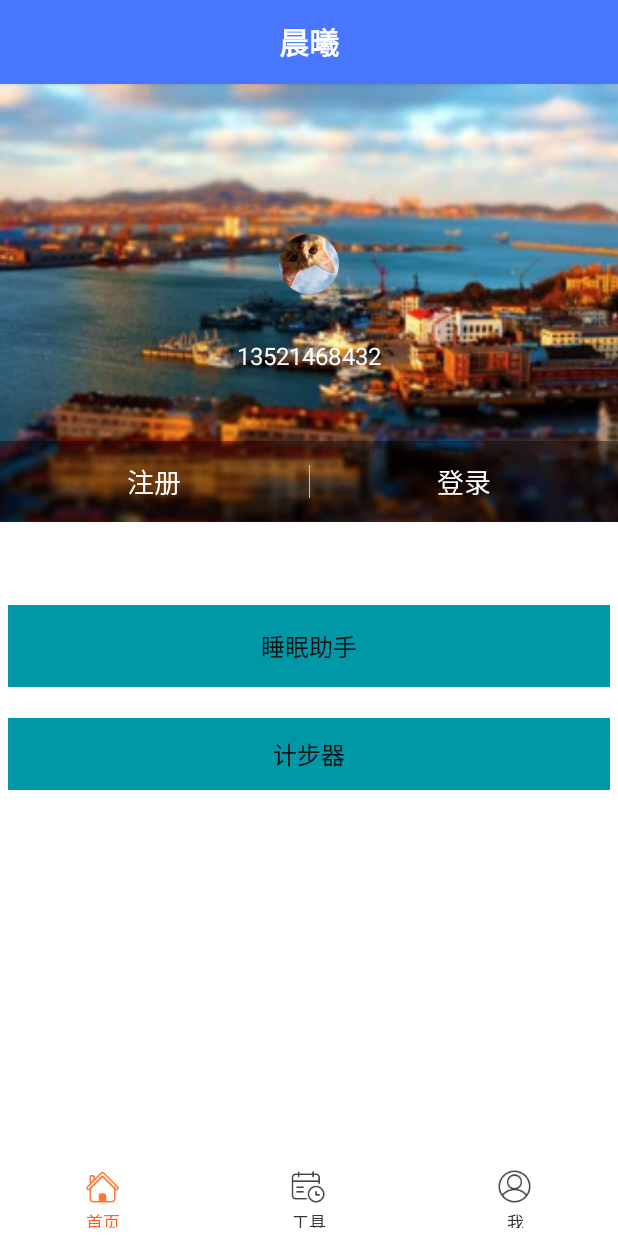
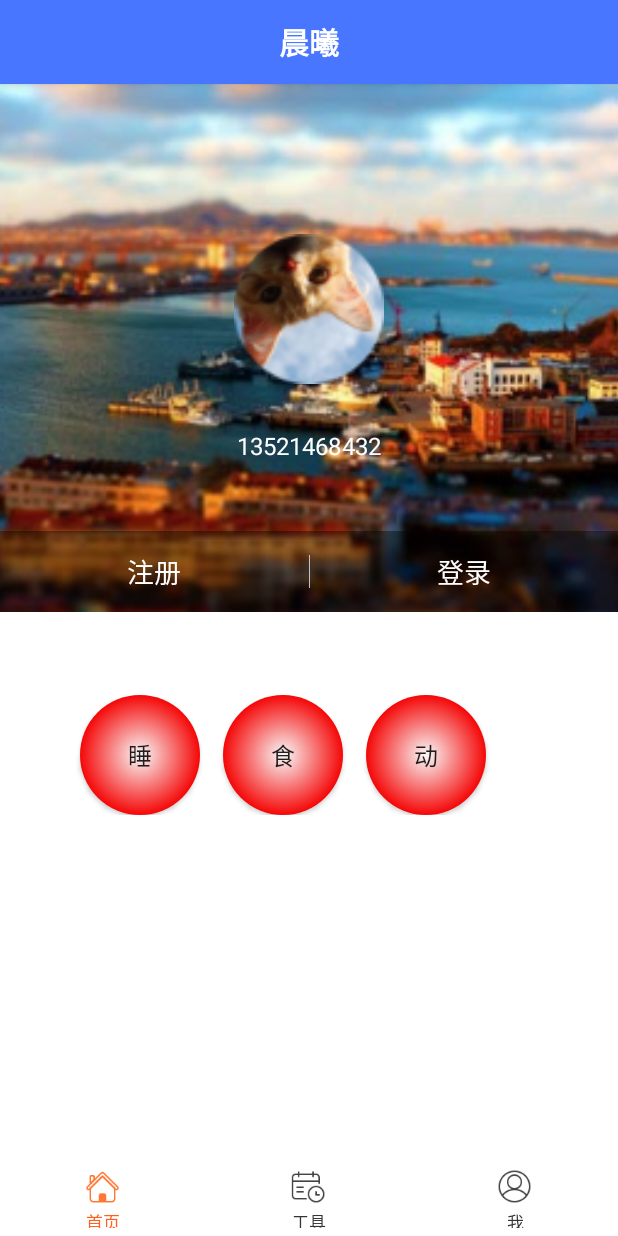
Before and after one commit to QiuMing/ChenXi, an Android app: the HomeFragment screen opened directly, with no data from a screen before it, on a phone screen of 412 x 824 dp. Run offline under Robolectric (Android 15) with nearby library versions, the phone set to English and light mode, and no system bars; our stand-ins replace ButterKnife, CircleImageView; libraries missing offline, so code that uses them is left out: com.astuetz; plain views replace me.

Commit message:
修改了些样式

```diff
--- a/app/src/main/AndroidManifest.xml
+++ b/app/src/main/AndroidManifest.xml
@@ -55,6 +55,10 @@
             android:name=".ui.activity.FeedbackActivity"
             android:screenOrientation="portrait" />
         <activity
+            android:name=".ui.activity.UserInfoActivityNew"
+            android:screenOrientation="portrait" />
+
+        <activity
             android:name="com.mob.tools.MobUIShell"
             android:configChanges="keyboardHidden|orientation|screenSize"
             android:screenOrientation="portrait"
--- a/app/src/main/res/drawable/shape_button.xml
+++ b/app/src/main/res/drawable/shape_button.xml
@@ -21,3 +21,4 @@
    android:bottom="10dp"
 />
 </shape>
+<!---->
--- /dev/null
+++ b/app/src/main/res/drawable/shape_circle.xml
@@ -0,0 +1,22 @@
+<?xml version="1.0" encoding="utf-8"?>
+<!-- android:shape指定形状类型，默认为rectangle -->
+<shape xmlns:android="http://schemas.android.com/apk/res/android"
+    android:shape="oval">
+    <!-- padding设置内间距 -->
+    <padding
+        android:bottom="4dp"
+        android:left="4dp"
+        android:right="4dp"
+        android:top="4dp" />
+    <!-- size设置形状的大小 -->
+    <size
+        android:width="40dp"
+        android:height="40dp" />
+
+    <!-- gradient设置渐变 -->
+    <gradient
+        android:endColor="#f50707"
+        android:gradientRadius="40dp"
+        android:startColor="#f9f9f9"
+        android:type="radial" />
+</shape>
--- a/app/src/main/res/layout/activity_guide.xml
+++ b/app/src/main/res/layout/activity_guide.xml
@@ -47,7 +47,7 @@
             android:layout_gravity="bottom"
             android:layout_marginLeft="16dp"
             android:layout_marginRight="16dp"
-            android:background="@drawable/btn_selected"
+            android:background="@drawable/shape_button"
             android:text="登陆"
             android:textColor="#fff"
             android:textSize="24sp" />
@@ -60,7 +60,7 @@
             android:layout_gravity="bottom"
             android:layout_marginLeft="16dp"
             android:layout_marginRight="16dp"
-            android:background="@drawable/btn_selected"
+            android:background="@drawable/shape_button"
             android:text="注册"
             android:textColor="#fff"
             android:textSize="24sp" />
--- a/app/src/main/res/layout/member_content_view.xml
+++ b/app/src/main/res/layout/member_content_view.xml
@@ -4,9 +4,11 @@
     android:layout_width="match_parent"
     android:layout_height="match_parent"
     android:background="#ffffff"
-    android:orientation="vertical"
-    android:paddingTop="50dp">
+    android:orientation="horizontal"
+    android:paddingTop="55dp">
 
+    <!--
+    水波纹效果有bug ,暂时不用
     <com.hunter.chenxi.ui.custom.RippleView
                 android:layout_width="match_parent"
                 android:layout_height="wrap_content"
@@ -24,23 +26,36 @@
                 android:textSize="16.0sp" />
             </com.hunter.chenxi.ui.custom.RippleView>
 
-    <com.hunter.chenxi.ui.custom.RippleView
-        android:layout_width="match_parent"
-        android:layout_height="wrap_content"
-        android:layout_margin="5dp"
-        ripple:rv_zoom="true">
+             android:background="@drawable/btn_selected"
+    -->
+
+
+
+            <Button
+                android:id="@+id/tv_test1"
+                android:layout_width="80dp"
+                android:layout_height="80dp"
+                android:text="睡"
+                android:textSize="16.0sp"
+                android:layout_marginLeft="53dp"
+                android:background="@drawable/shape_circle"/>
 
             <Button
                 android:id="@+id/tv_test2"
-            android:layout_width="match_parent"
-            android:layout_height="wrap_content"
-            android:layout_marginTop="10dp"
-            android:background="@drawable/btn_selected"
-            android:gravity="center_vertical|center_horizontal"
-            android:text="计步器"
-            android:textSize="16.0sp" />
+                android:layout_width="80dp"
+                android:layout_height="80dp"
+                android:text="食"
+                android:background="@drawable/shape_circle"
+                android:textSize="16.0sp"
+                android:layout_marginLeft="15dp" />
 
-
-    </com.hunter.chenxi.ui.custom.RippleView>
+            <Button
+                android:id="@+id/tv_test3"
+                android:layout_width="80dp"
+                android:layout_height="80dp"
+                android:background="@drawable/shape_circle"
+                android:text="动"
+                android:textSize="16.0sp"
+                android:layout_marginLeft="15dp" />
 
 </LinearLayout>
--- a/app/src/main/res/layout/member_head_view.xml
+++ b/app/src/main/res/layout/member_head_view.xml
@@ -1,13 +1,12 @@
 <RelativeLayout xmlns:android="http://schemas.android.com/apk/res/android"
     android:id="@+id/layout_view"
     android:layout_width="match_parent"
-
     android:layout_height="440dp">
 
     <ImageView
         android:id="@+id/iv_user_head"
-        android:layout_width="wrap_content"
-        android:layout_height="wrap_content"
+        android:layout_width="100dp"
+        android:layout_height="100dp"
         android:layout_centerHorizontal="true"
 
         android:src="@drawable/ic_img_user_default"
```
Also changed, not shown: app/src/main/java/com/hunter/chenxi/ui/activity/GuideActivity.java (+31 -22 lines), app/src/main/java/com/hunter/chenxi/ui/activity/UserInfoActivity.java (+2 -18 lines), app/src/main/java/com/hunter/chenxi/ui/activity/UserInfoActivityNew.java (added, +26 -0 lines), app/src/main/java/com/hunter/chenxi/ui/fragment/UserCenterFragment.java (+5 -6 lines), app/src/main/res/layout/activity_user_info.xml (+6 -6 lines), app/src/main/res/layout/layout_user_info.xml (added, +99 -0 lines). Lines whose indentation alone changed are shown as unchanged.
